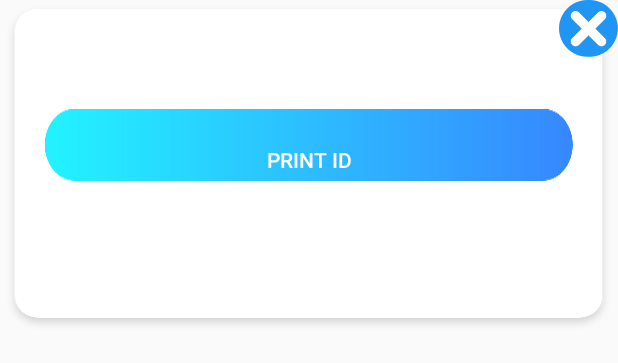
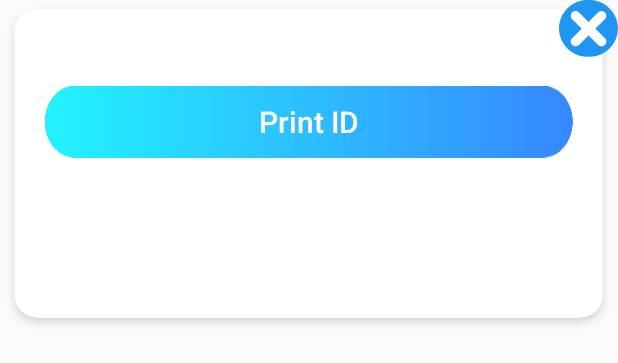
Before and after one commit to CoppellCoders/Notix, an Android app: the layout print_id_dialog.xml on its own in the app's theme, with its tools: preview values and no code run, on a phone screen of 412 x 824 dp. Shown: the top 363 px of the screen. Run offline under Robolectric (Android 15) with nearby library versions, the phone set to English and light mode, and no system bars.

Commit message:
center button

```diff
--- a/NoTixBus/app/src/main/java/ml/coppellcoders/notixbus/PrintAsync.java
+++ b/NoTixBus/app/src/main/java/ml/coppellcoders/notixbus/PrintAsync.java
@@ -168,7 +168,7 @@ public class PrintAsync extends AsyncTask<Void, Integer, Void> {
         textPaint.setTextSize(size);
         if(bold)
             textPaint.setTypeface(Typeface.create(Typeface.DEFAULT, Typeface.BOLD));
-        StaticLayout mTextLayout = new StaticLayout(text, textPaint,width, Layout.Alignment.ALIGN_LEFT, 1.0f, 0.0f, false);
+        StaticLayout mTextLayout = new StaticLayout(text, textPaint,width, Layout.Alignment.ALIGN_CENTER, 1.0f, 0.0f, false);
 
 
         // Create bitmap and canvas to draw to
--- a/NoTixBus/app/src/main/res/layout/print_id_dialog.xml
+++ b/NoTixBus/app/src/main/res/layout/print_id_dialog.xml
@@ -21,14 +21,14 @@
         android:id="@+id/alert_info"
         android:layout_marginLeft="15dp"
         />
+
     <Button
         android:layout_width="wrap_content"
         android:layout_height="wrap_content"
         android:text="Print ID"
-        android:paddingTop="20dp"
-        android:layout_marginTop="15dp"
-        android:layout_marginLeft="25dp"
-        android:layout_marginRight="25dp"
+
+        android:textAllCaps="false"
+        android:textSize="20dp"
         android:textColor="#ffffff"
         android:layout_gravity="center_horizontal"
         android:id="@+id/alert_print"
```
Also changed, not shown: NoTixBus/app/src/main/res/freefoodpost_back.png (added).
